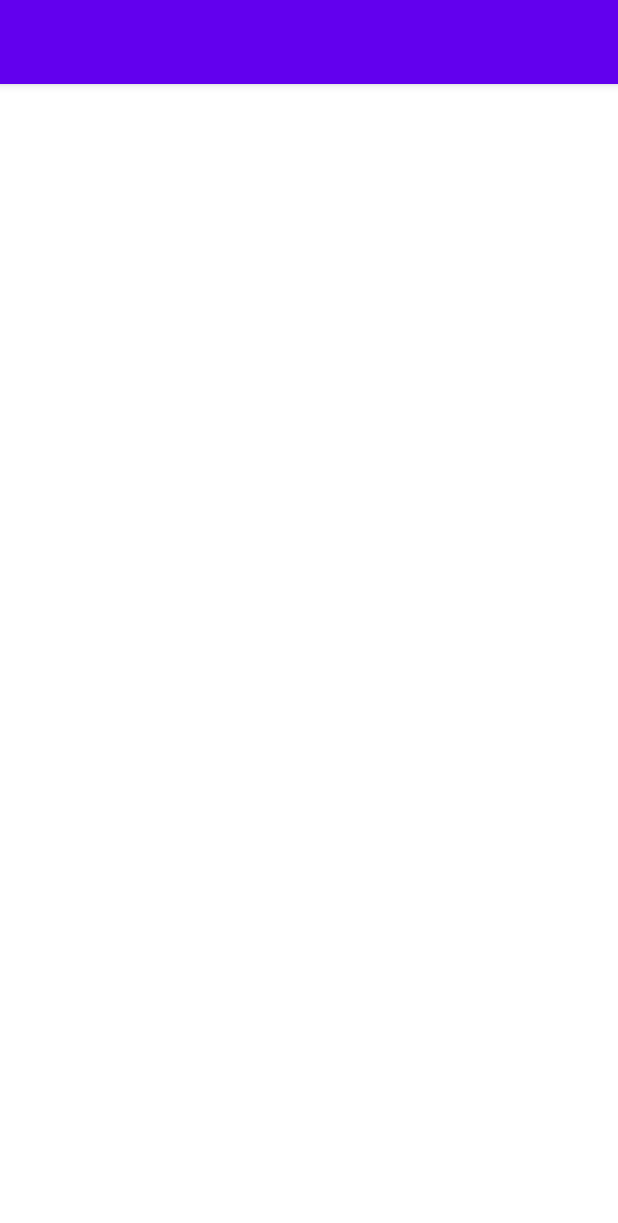
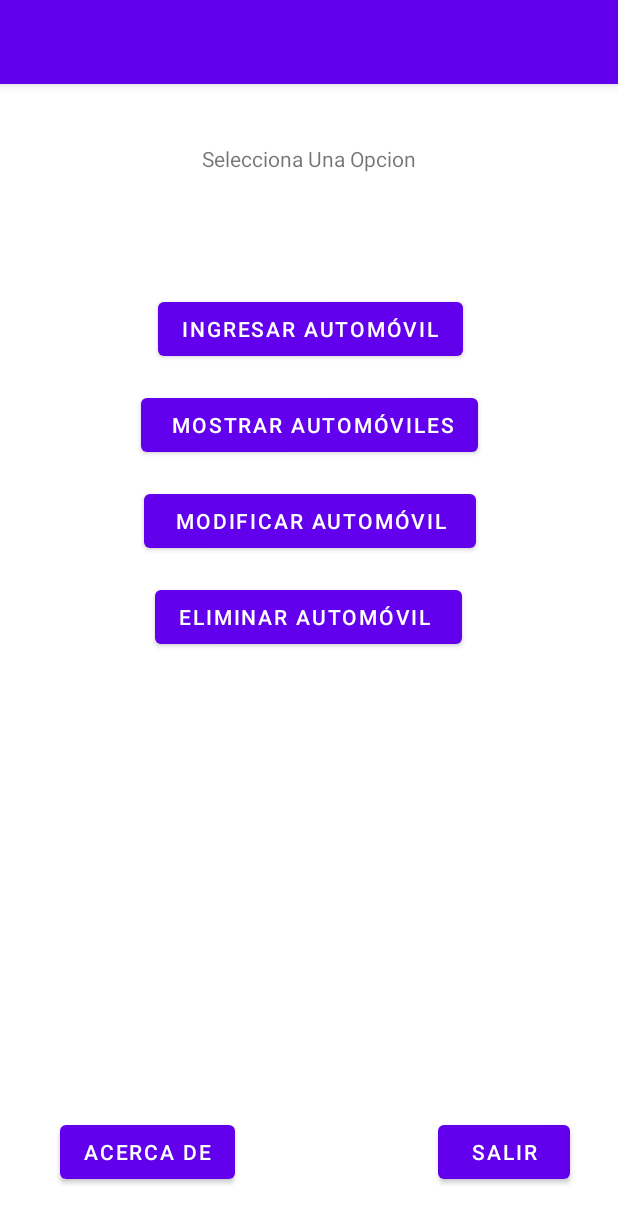
Before and after one commit to kaitomugui/certamen2, an Android app: the MenuOpciones screen opened directly, with no data from a screen before it, on a phone screen of 412 x 824 dp. Shown: the top 1223 px of the screen. Run offline under Robolectric (Android 15) with nearby library versions, the phone set to English and light mode, and no system bars.

Commit message:
Se vincularon Acciones de inicio y menu de opciones, se crearon boto nes bases.

```diff
--- a/app/src/main/java/com/example/certamen2/MainActivity.kt
+++ b/app/src/main/java/com/example/certamen2/MainActivity.kt
@@ -1,5 +1,6 @@
 package com.example.certamen2
 
+import android.content.Intent
 import androidx.appcompat.app.AppCompatActivity
 import android.os.Bundle
 import android.widget.Button
@@ -26,7 +27,10 @@ class MainActivity : AppCompatActivity() {
 
             if(etUsuario.text.toString() == usuario && etContra.text.toString() == password) {
                 Toast.makeText(this, "Conexion Correcta", Toast.LENGTH_LONG).show()
-
+                val acceso = Intent(this, MenuOpciones::class.java)
+                startActivity(acceso)
+            }else{
+                Toast.makeText(this, "Credenciales Incorrectas", Toast.LENGTH_LONG).show()
             }
         }
 
--- a/app/src/main/java/com/example/certamen2/MenuOpciones.kt
+++ b/app/src/main/java/com/example/certamen2/MenuOpciones.kt
@@ -2,10 +2,26 @@ package com.example.certamen2
 
 import androidx.appcompat.app.AppCompatActivity
 import android.os.Bundle
+import android.widget.Button
 
 class MenuOpciones : AppCompatActivity() {
     override fun onCreate(savedInstanceState: Bundle?) {
         super.onCreate(savedInstanceState)
         setContentView(R.layout.activity_menu_opciones)
+
+        val bt1 = findViewById<Button>(R.id.bt1)
+        val bt2 = findViewById<Button>(R.id.bt2)
+        val bt3 = findViewById<Button>(R.id.bt3)
+        val bt4 = findViewById<Button>(R.id.bt4)
+        val bt5 = findViewById<Button>(R.id.bt5)
+        val bt6 = findViewById<Button>(R.id.bt6)
+
+        bt6.setOnClickListener {
+            finish()
+        }
+
+
+
+
     }
 }
--- a/app/src/main/res/layout/activity_menu_opciones.xml
+++ b/app/src/main/res/layout/activity_menu_opciones.xml
@@ -6,4 +6,81 @@
     android:layout_height="match_parent"
     tools:context=".MenuOpciones">
 
+    <TextView
+        android:id="@+id/tv1"
+        android:layout_width="wrap_content"
+        android:layout_height="wrap_content"
+        android:layout_marginTop="40dp"
+        android:text="Selecciona Una Opcion"
+        app:layout_constraintEnd_toEndOf="parent"
+        app:layout_constraintStart_toStartOf="parent"
+        app:layout_constraintTop_toTopOf="parent" />
+
+    <Button
+        android:id="@+id/bt1"
+        android:layout_width="wrap_content"
+        android:layout_height="wrap_content"
+        android:layout_marginStart="11dp"
+        android:layout_marginLeft="11dp"
+        android:layout_marginTop="80dp"
+        android:text="Ingresar Automóvil"
+        app:layout_constraintStart_toStartOf="@+id/bt2"
+        app:layout_constraintTop_toBottomOf="@+id/tv1" />
+
+    <Button
+        android:id="@+id/bt5"
+        android:layout_width="wrap_content"
+        android:layout_height="wrap_content"
+        android:layout_marginEnd="132dp"
+        android:layout_marginRight="132dp"
+        android:layout_marginBottom="32dp"
+        android:text="Acerca De"
+        app:layout_constraintBottom_toBottomOf="parent"
+        app:layout_constraintEnd_toStartOf="@+id/bt6"
+        app:layout_constraintHorizontal_bias="0.926"
+        app:layout_constraintStart_toStartOf="parent" />
+
+    <Button
+        android:id="@+id/bt3"
+        android:layout_width="wrap_content"
+        android:layout_height="wrap_content"
+        android:layout_marginStart="2dp"
+        android:layout_marginLeft="2dp"
+        android:layout_marginTop="16dp"
+        android:text=" Modificar Automóvil "
+        app:layout_constraintStart_toStartOf="@+id/bt2"
+        app:layout_constraintTop_toBottomOf="@+id/bt2" />
+
+    <Button
+        android:id="@+id/bt4"
+        android:layout_width="wrap_content"
+        android:layout_height="wrap_content"
+        android:layout_marginStart="7dp"
+        android:layout_marginLeft="7dp"
+        android:layout_marginTop="16dp"
+        android:text="Eliminar Automóvil "
+        app:layout_constraintStart_toStartOf="@+id/bt3"
+        app:layout_constraintTop_toBottomOf="@+id/bt3" />
+
+    <Button
+        android:id="@+id/bt2"
+        android:layout_width="wrap_content"
+        android:layout_height="wrap_content"
+        android:layout_marginTop="16dp"
+        android:text=" Mostrar Automóviles"
+        app:layout_constraintEnd_toEndOf="parent"
+        app:layout_constraintStart_toStartOf="parent"
+        app:layout_constraintTop_toBottomOf="@+id/bt1" />
+
+    <Button
+        android:id="@+id/bt6"
+        android:layout_width="wrap_content"
+        android:layout_height="wrap_content"
+        android:layout_marginEnd="32dp"
+        android:layout_marginRight="32dp"
+        android:layout_marginBottom="32dp"
+        android:text="Salir"
+        app:layout_constraintBottom_toBottomOf="parent"
+        app:layout_constraintEnd_toEndOf="parent" />
+
 </androidx.constraintlayout.widget.ConstraintLayout>
```
